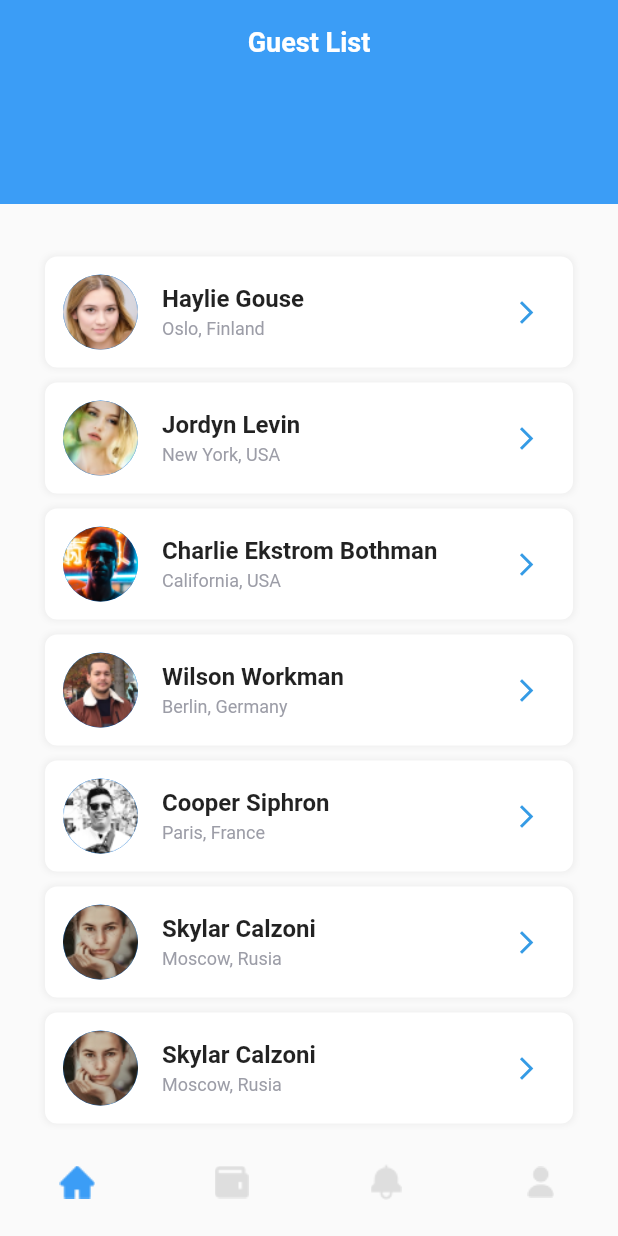
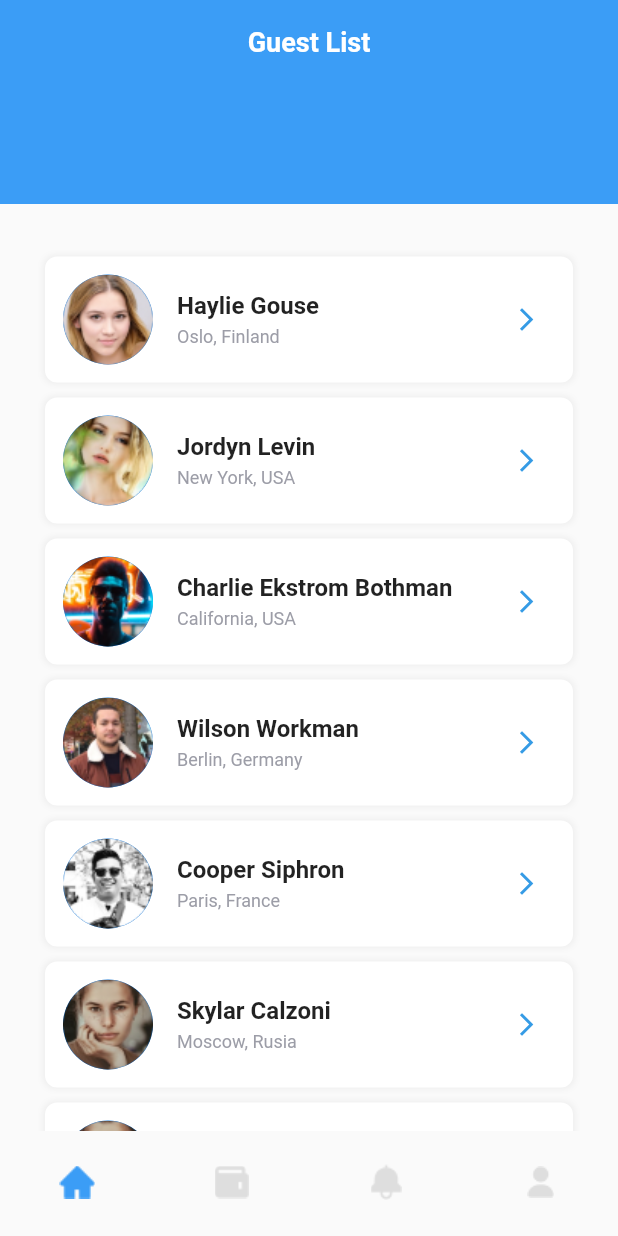
Before and after one commit to xavesenduk/bukit-vista-flutter-assessment, a Flutter app: the screen it shows after launch, on a phone screen of 412 x 824 dp. Run offline on Flutter 3.47's test engine with Material 2 defaults, Android fonts, the phone set to English and light mode, and no system bars.

Commit message:
fix: size adjustment of guest photo

```diff
--- a/lib/components/item_card.dart
+++ b/lib/components/item_card.dart
@@ -63,11 +63,11 @@ class ItemCard extends StatelessWidget {
                         // if empty, use white color to avoid error
                         guestPicture == ''
                             ? const CircleAvatar(
-                                radius: 25,
+                                radius: 30,
                                 backgroundColor: Colors.white,
                               )
                             : CircleAvatar(
-                                radius: 25,
+                                radius: 30,
                                 backgroundImage: AssetImage(guestPicture),
                               ),
                         const SizedBox(width: 16),
```
